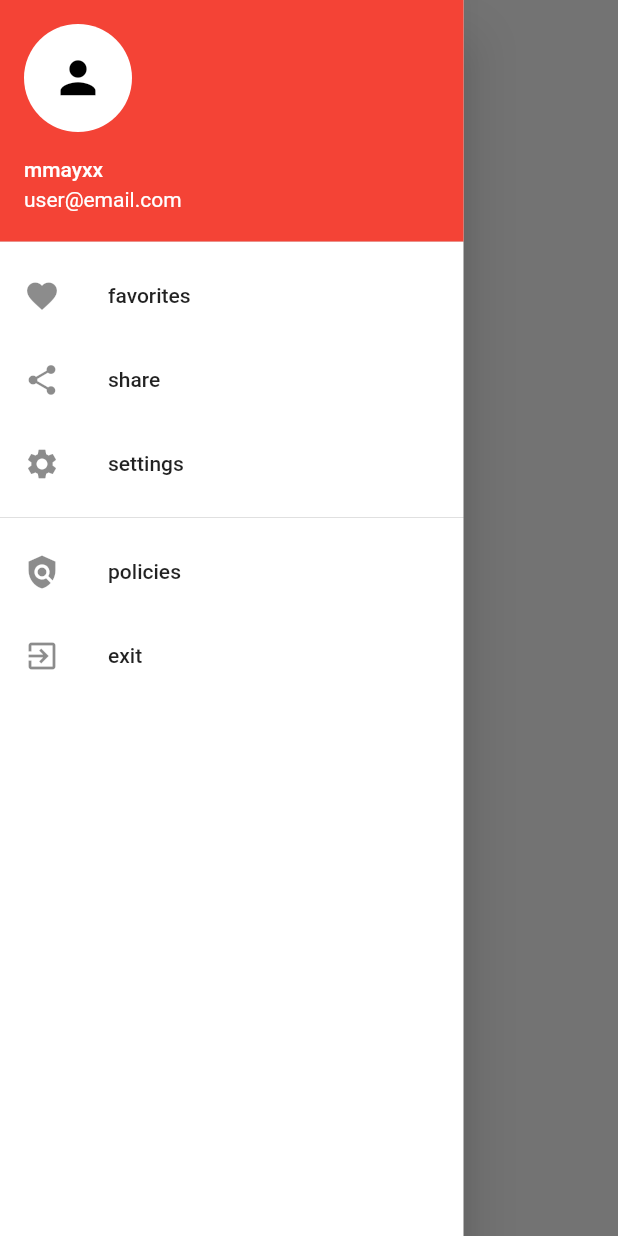
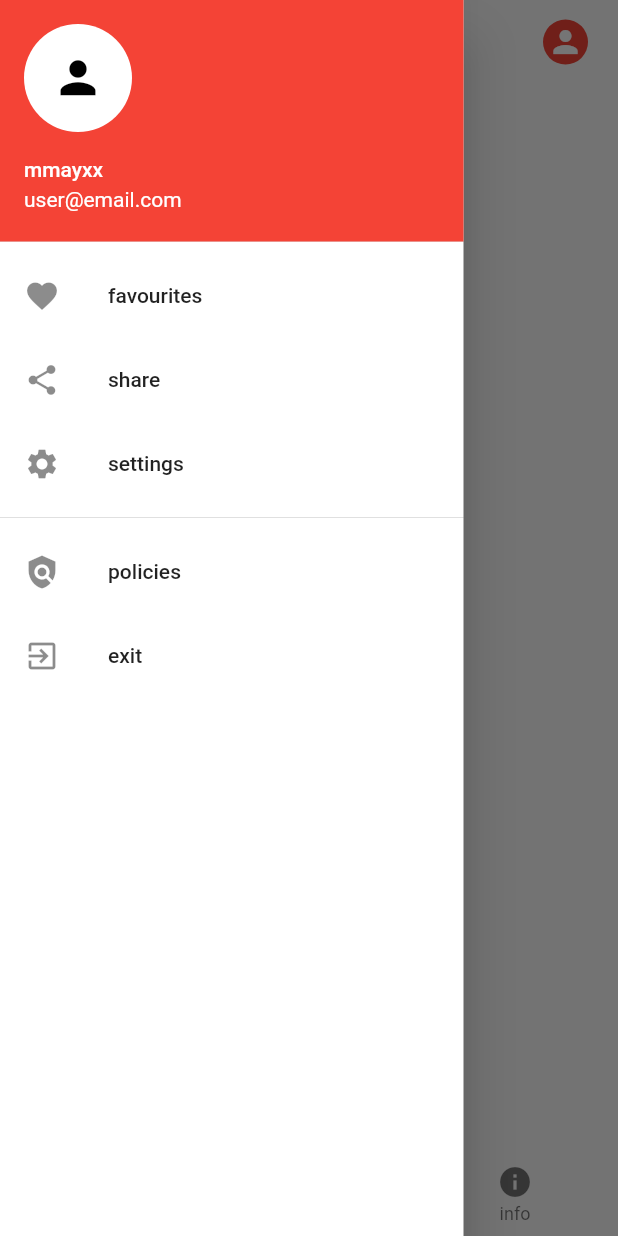
Before and after one commit to mmayxx/fv_calculator, a Flutter app: the screen it shows after launch, with the side drawer open, on a phone screen of 412 x 824 dp. Run offline on Flutter 3.47's test engine with Material 2 defaults, Android fonts, the phone set to English and light mode, and no system bars.

Commit message:
app body layout and content insertion

```diff
--- /dev/null
+++ b/lib/components/list_options.dart
@@ -0,0 +1,21 @@
+// ignore_for_file: prefer_const_constructors
+
+import 'package:flutter/material.dart';
+import 'package:fv_calculator/content.dart';
+
+List<Widget> listOptions() {
+  return <Widget>[
+    ContentBox(
+        content: Text(
+      'contain[0]',
+    )),
+    ContentBox(
+        content: Text(
+      'contain[1]',
+    )),
+    ContentBox(
+        content: Text(
+      'contain[2]',
+    )),
+  ];
+}
--- a/lib/components/sidebar.dart
+++ b/lib/components/sidebar.dart
@@ -1,5 +1,6 @@
-// ignore_for_file: prefer_const_constructors
+// ignore_for_file: prefer_const_constructors, prefer_const_constructors_in_immutables
 // ignore_for_file: avoid_returning_null_for_void
+// ignore_for_file: prefer_const_literals_to_create_immutables
 import 'package:flutter/material.dart';
 
 class Aside extends StatefulWidget {
@@ -10,6 +11,7 @@ class Aside extends StatefulWidget {
 }
 
 class _AsideState extends State<Aside> {
+  bool _isSelected = false;
   @override
   Widget build(BuildContext context) {
     return Container(
@@ -35,15 +37,21 @@ class _AsideState extends State<Aside> {
               decoration: BoxDecoration(color: Colors.red),
             ),
             ListTile(
-              leading: Icon(Icons.favorite),
-              title: Text('favorites'),
-              onTap: () => null,
+              leading: Icon(
+                Icons.favorite,
+                color: _isSelected ? Colors.red : null,
+              ),
+              title: Text('favourites'),
+              onTap: () => setState(() {
+                _isSelected = !_isSelected;
+              }),
             ),
             ListTile(
-              leading: Icon(Icons.share),
-              title: Text('share'),
-              onTap: () => null,
-            ),
+                leading: Icon(
+                  Icons.share,
+                ),
+                title: Text('share'),
+                onTap: () => null),
             ListTile(
               leading: Icon(Icons.settings),
               title: Text('settings'),
--- /dev/null
+++ b/lib/content.dart
@@ -0,0 +1,20 @@
+import 'package:flutter/material.dart';
+
+class ContentBox extends StatefulWidget {
+  ContentBox({Key? key, required this.content}) : super(key: key);
+  Widget content;
+
+  @override
+  State<ContentBox> createState() => _ContentBoxState();
+}
+
+class _ContentBoxState extends State<ContentBox> {
+  @override
+  Widget build(BuildContext context) {
+    return Container(
+      width: MediaQuery.of(context).size.width,
+      height: MediaQuery.of(context).size.height,
+      child: widget.content,
+    );
+  }
+}
--- a/lib/main.dart
+++ b/lib/main.dart
@@ -1,5 +1,9 @@
+// ignore_for_file: prefer_const_constructors
+// ignore_for_file: prefer_const_literals_to_create_immutables
+
 import 'package:flutter/material.dart';
 import 'package:flutter/services.dart';
+import 'package:fv_calculator/components/list_options.dart';
 import 'package:fv_calculator/components/sidebar.dart';
 
 void main() {
@@ -26,6 +30,13 @@ class Home extends StatefulWidget {
 }
 
 class _HomeState extends State<Home> {
+  int _selectedIndex = 0;
+  void _onOptionSelect(int index) {
+    setState(() {
+      _selectedIndex = index;
+    });
+  }
+
   @override
   Widget build(BuildContext context) {
     return Scaffold(
@@ -35,13 +46,41 @@ class _HomeState extends State<Home> {
         elevation: 0,
         leading: ToggleAside(),
         foregroundColor: Colors.black,
+        actions: <Widget>[
+          Padding(
+            padding: EdgeInsets.only(right: 20.0),
+            child: GestureDetector(
+              onTap: () => null, //user_route
+              child: CircleAvatar(
+                radius: 15,
+                backgroundColor: Colors.red,
+                child: ClipOval(
+                    child: Icon(
+                  Icons.person,
+                  color: Colors.white,
+                )),
+              ),
+            ),
+          )
+        ],
         systemOverlayStyle: SystemUiOverlayStyle(statusBarColor: Colors.black),
       ),
-      body: Center(
-        child: Column(
-          mainAxisAlignment: MainAxisAlignment.center,
-          children: <Widget>[],
-        ),
+      body: Column(
+        children: <Widget>[
+          Expanded(child: listOptions().elementAt(_selectedIndex)),
+          BottomNavigationBar(
+            items: <BottomNavigationBarItem>[
+              BottomNavigationBarItem(
+                  icon: Icon(Icons.calculate), label: 'calculate'),
+              BottomNavigationBarItem(icon: Icon(Icons.list), label: 'options'),
+              BottomNavigationBarItem(icon: Icon(Icons.info), label: 'info')
+            ],
+            currentIndex: _selectedIndex,
+            selectedItemColor: Colors.red,
+            onTap: _onOptionSelect,
+            elevation: 0,
+          ),
+        ],
       ),
     );
   }
```
